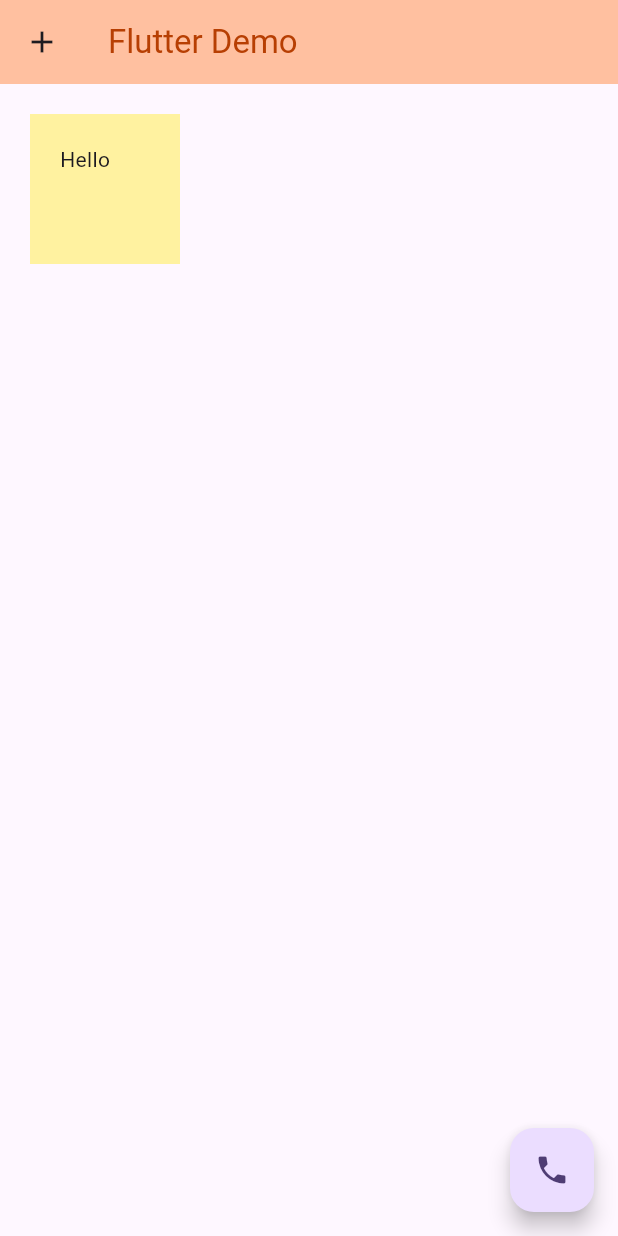
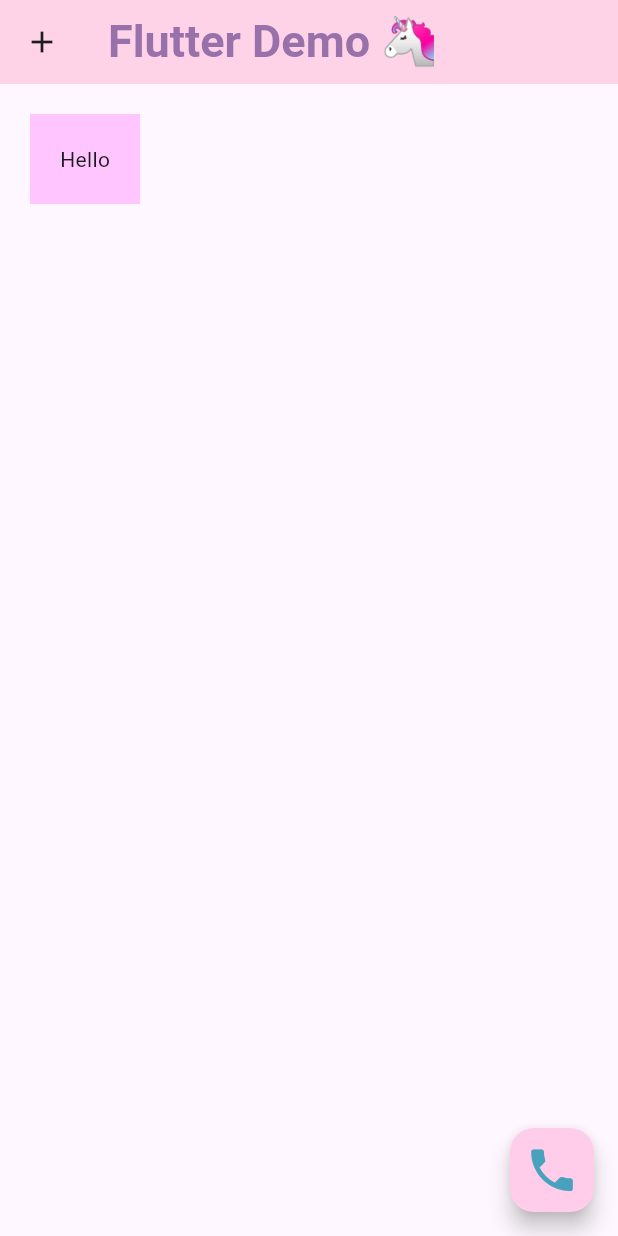
Before and after one commit to SandyKnluck/FlutterProject, a Flutter app: the screen it shows after launch, on a phone screen of 412 x 824 dp. Run offline on Flutter 3.47's test engine with Material 3 defaults, Android fonts, the phone set to English and light mode, and no system bars.

Commit message:
Create Container.

```diff
--- a/demoproject/lib/main.dart
+++ b/demoproject/lib/main.dart
@@ -19,24 +19,30 @@ class MyApp extends StatelessWidget {
         ),
         home: Scaffold(
           appBar: AppBar(
-            title: const Text("Flutter Demo",
-                style: TextStyle(color: Color.fromARGB(255, 183, 63, 3))),
+            title: const Text("Flutter Demo \u{1F984}",
+                style: TextStyle(
+                    color: Color.fromARGB(255, 152, 113, 171),
+                    fontSize: 30,
+                    fontWeight: FontWeight.bold)),
             leading: const Icon(Icons.add),
-            backgroundColor: Color.fromARGB(255, 255, 192, 160),
+            backgroundColor: Color.fromARGB(255, 255, 211, 231),
           ),
           body: Container(
-            height: 100,
-            width: 100,
-            color: Color.fromARGB(255, 255, 242, 160),
+            color: Color.fromARGB(255, 254, 197, 255),
             padding: EdgeInsets.all(20),
             margin: const EdgeInsets.all(20),
             child: const Text('Hello'),
           ),
           floatingActionButton: FloatingActionButton(
+            backgroundColor: Color.fromARGB(255, 255, 205, 233),
             onPressed: () {
               print("Hello");
             },
-            child: const Icon(Icons.phone),
+            child: const Icon(
+              Icons.phone,
+              color: Color.fromARGB(255, 72, 162, 189),
+              size: 37,
+            ),
           ),
         )
         //const Text('Hello'),
```
